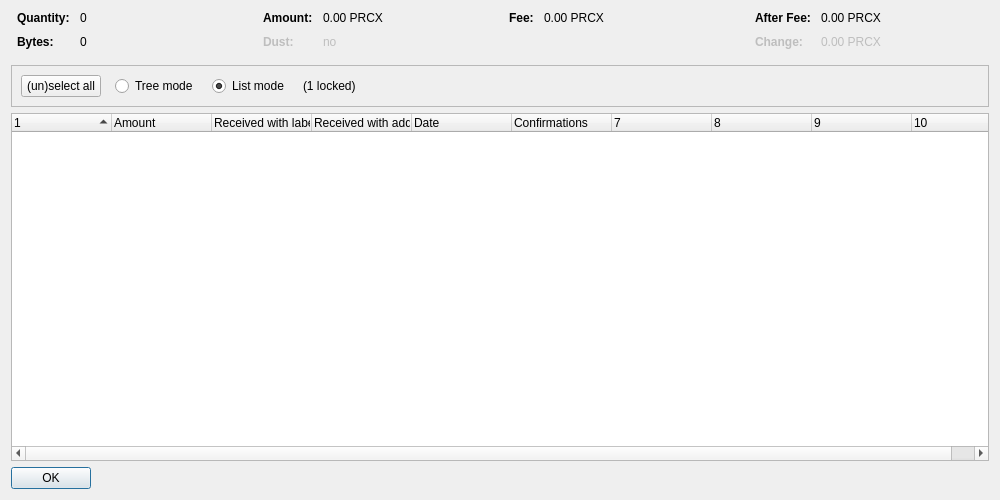
The window that src/qt/forms/coincontroldialog.ui (Pricecoin/PricecoinX) describes before a commit, drawn with Qt 5.
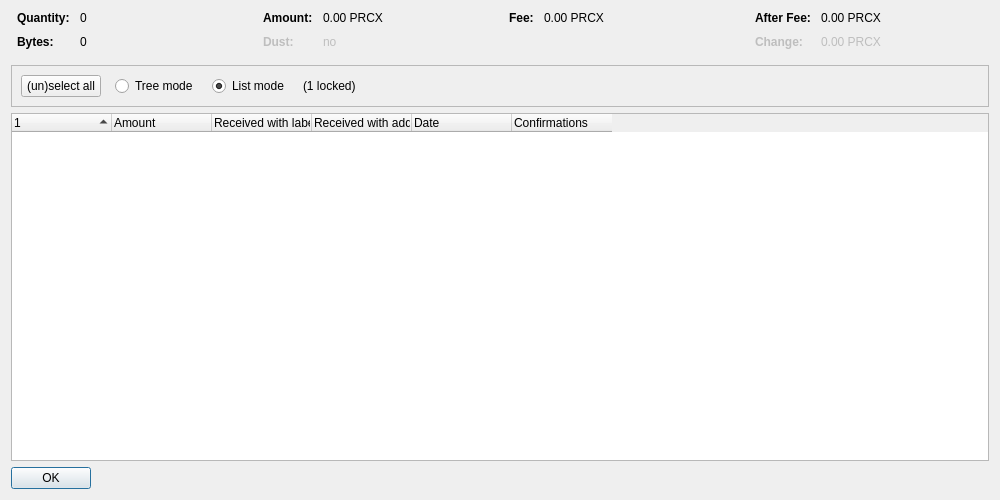
The same window after the commit. Custom widgets are drawn as their Qt base class.

```diff
--- a/src/qt/forms/coincontroldialog.ui
+++ b/src/qt/forms/coincontroldialog.ui
@@ -402,7 +402,7 @@
       <bool>false</bool>
      </property>
      <property name="columnCount">
-      <number>10</number>
+      <number>6</number>
      </property>
      <attribute name="headerShowSortIndicator" stdset="0">
       <bool>true</bool>
```
